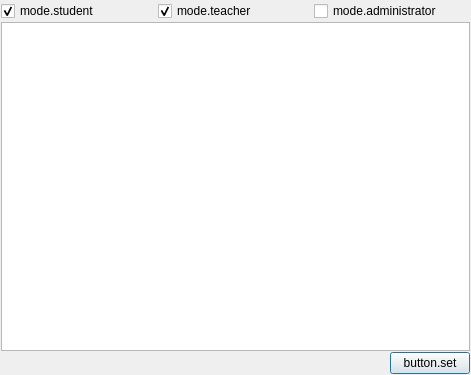
Qt form CTP-client/channelmodedialog.ui (george99g/CTP) before a commit.
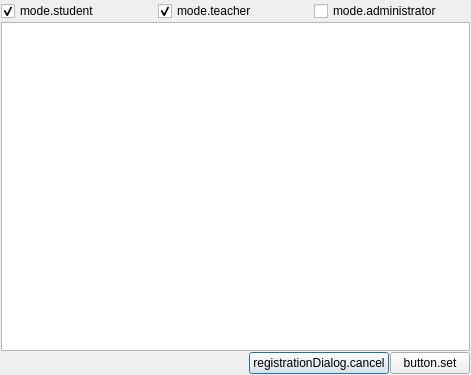
The same form after that commit.

Commit message: Cancel button and translations.

The edit to the form file:
```diff
--- a/CTP-client/channelmodedialog.ui
+++ b/CTP-client/channelmodedialog.ui
@@ -82,6 +82,13 @@
        </property>
       </spacer>
      </item>
+     <item>
+      <widget class="QPushButton" name="pushButtonCancel">
+       <property name="text">
+        <string>registrationDialog.cancel</string>
+       </property>
+      </widget>
+     </item>
      <item>
       <widget class="QPushButton" name="pushButtonSet">
        <property name="text">
```
The commit also changes 11 other files.
